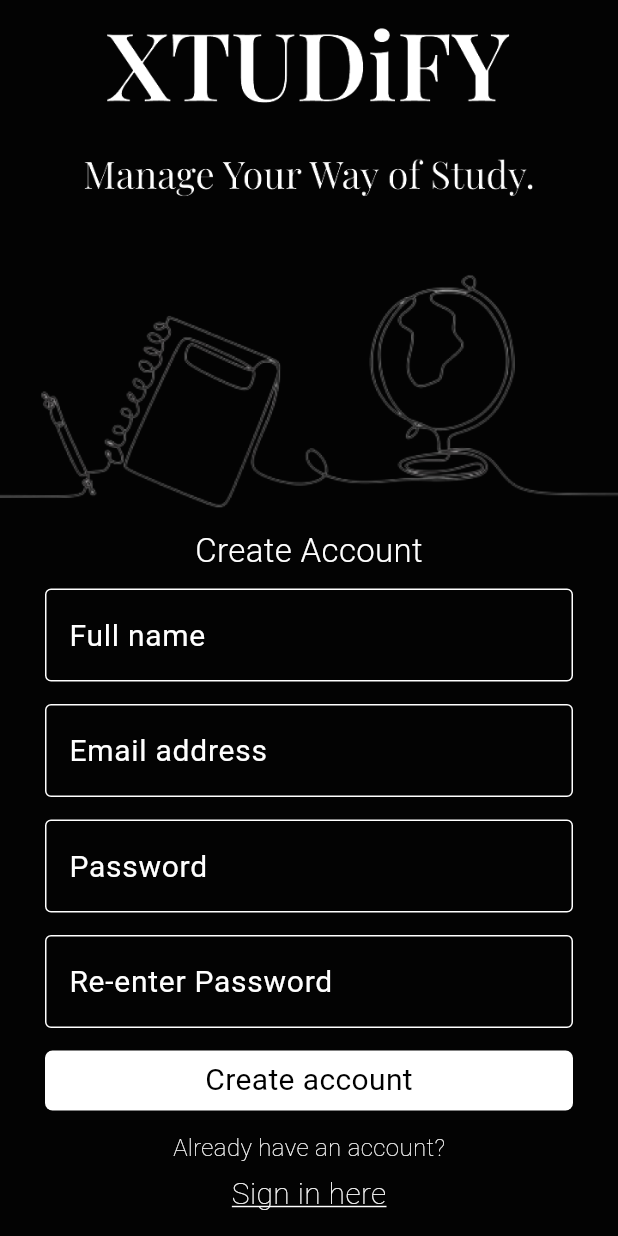
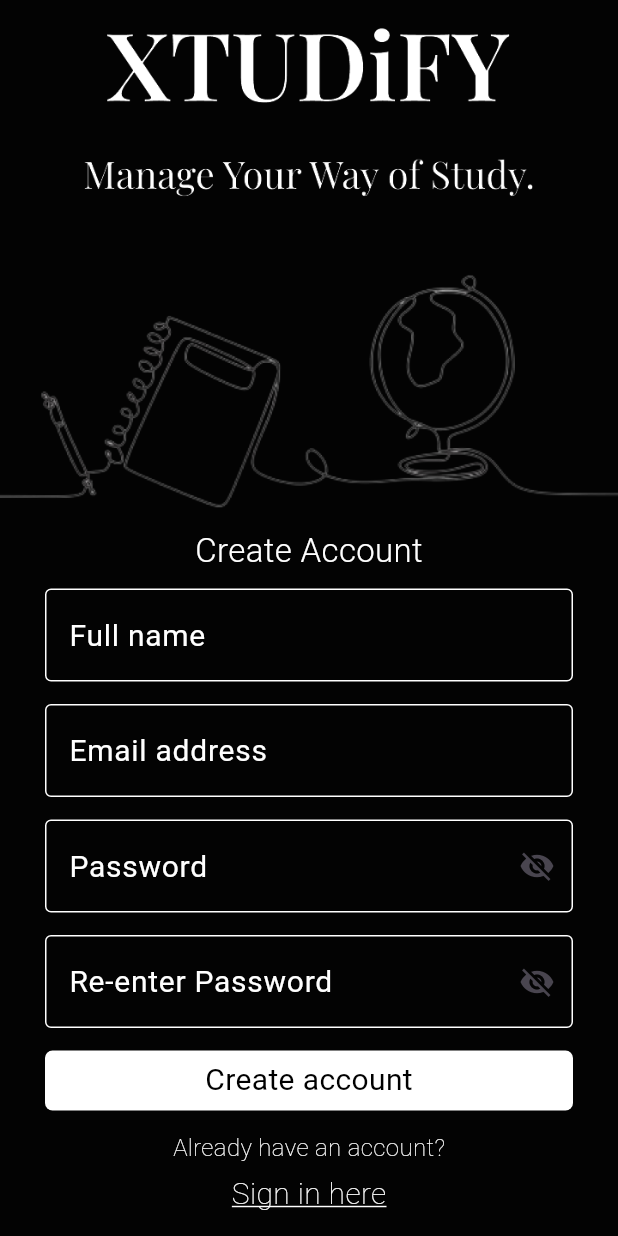
Before and after one commit to dhrisyapn/xtudify, a Flutter app: the screen it shows after launch, after a tap on "Get Started", on a phone screen of 412 x 824 dp. Run offline on Flutter 3.47's test engine with Material 3 defaults, Android fonts, the phone set to English and light mode, and no system bars; our stand-ins replace firebase_core; accounts and stored records are empty.

Commit message:
eye icon added

```diff
--- a/lib/login.dart
+++ b/lib/login.dart
@@ -9,6 +9,39 @@ class LoginPage extends StatefulWidget {
 }
 
 class _LoginPageState extends State<LoginPage> {
+  bool visible=false;//eye icon varan
+  var eyeicon=const Icon(Icons.visibility_off);
+  void toggleicon(){
+
+    setState(() {
+      visible=!visible;
+      if(!visible){
+        eyeicon=const Icon(Icons.visibility);
+    }
+    else{
+
+        eyeicon=const Icon(Icons.visibility_off);
+    }
+
+    });
+  }//eye icon varan
+  //eye icon function for renter password
+  bool visible1=false;//eye icon varan
+  var eyeicon1=const Icon(Icons.visibility_off);
+  void toggleicon1(){
+
+    setState(() {
+      visible1=!visible1;
+      if(!visible1){
+        eyeicon1=const Icon(Icons.visibility);
+    }
+    else{
+
+        eyeicon1=const Icon(Icons.visibility_off);
+    }
+
+    });
+  }//eye icon varan
   @override
   Widget build(BuildContext context) {
     return Scaffold(
@@ -20,8 +53,8 @@ class _LoginPageState extends State<LoginPage> {
             crossAxisAlignment: CrossAxisAlignment.center,
             children: [
               Image.asset('assets/hero.png'),
-              Padding(
-                padding: const EdgeInsets.only(bottom: 10),
+              const Padding(
+                padding: EdgeInsets.only(bottom: 10),
                 child: Text(
                 "Create Account",
                 style: TextStyle(
@@ -31,8 +64,8 @@ class _LoginPageState extends State<LoginPage> {
                 ),
                       ),
               ),
-               Padding(
-                 padding: const EdgeInsets.only(left: 30,right: 30,bottom: 15,top: 0),
+               const Padding(
+                 padding: EdgeInsets.only(left: 30,right: 30,bottom: 15,top: 0),
                  child: TextField(decoration: InputDecoration(hintText: 'Full name',hintStyle: TextStyle(color: Colors.white,fontSize: 20,),
                              enabledBorder: OutlineInputBorder(borderSide: BorderSide(color: Colors.white,width: 1)),
                              focusedBorder:  OutlineInputBorder(borderSide: BorderSide(color: Colors.white,width: 1))
@@ -40,8 +73,8 @@ class _LoginPageState extends State<LoginPage> {
                              style: TextStyle(color: Colors.white,fontSize: 20),
                              ),
                ),
-               Padding(
-                 padding: const EdgeInsets.only(left: 30,right: 30,top: 0,bottom: 15),
+               const Padding(
+                 padding: EdgeInsets.only(left: 30,right: 30,top: 0,bottom: 15),
                  child: TextField(decoration: InputDecoration(hintText: 'Email address',hintStyle: TextStyle(color: Colors.white,fontSize: 20,),
                                enabledBorder: OutlineInputBorder(borderSide: BorderSide(color: Colors.white,width: 1)),
                                focusedBorder:  OutlineInputBorder(borderSide: BorderSide(color: Colors.white,width: 1))
@@ -51,22 +84,26 @@ class _LoginPageState extends State<LoginPage> {
                ),
                Padding(
                  padding: const EdgeInsets.only(left: 30,right: 30,top: 0,bottom: 15),
-                 child: TextField(decoration: InputDecoration(hintText: 'Password',hintStyle: TextStyle(color: Colors.white,fontSize: 20,),
-                                 enabledBorder: OutlineInputBorder(borderSide: BorderSide(color: Colors.white,width: 1)),
-                                 focusedBorder:  OutlineInputBorder(borderSide: BorderSide(color: Colors.white,width: 1))
+                 child: TextField(decoration: InputDecoration(
+                  suffixIcon: IconButton(onPressed: toggleicon, icon: eyeicon),
+                  hintText: 'Password',hintStyle: const TextStyle(color: Colors.white,fontSize: 20,),
+                                 enabledBorder: const OutlineInputBorder(borderSide: BorderSide(color: Colors.white,width: 1)),
+                                 focusedBorder:  const OutlineInputBorder(borderSide: BorderSide(color: Colors.white,width: 1))
                                  ),
-                                 style: TextStyle(color: Colors.white,fontSize: 20),
-                                 obscureText: true,
+                                 style: const TextStyle(color: Colors.white,fontSize: 20),
+                                 obscureText: visible,
                                  ),
                ),
                Padding(
                  padding: const EdgeInsets.only(left: 30,right: 30,top: 0,bottom: 15),
-                 child: TextField(decoration: InputDecoration(hintText: 'Re-enter Password',hintStyle: TextStyle(color: Colors.white,fontSize: 20,),
-                                   enabledBorder: OutlineInputBorder(borderSide: BorderSide(color: Colors.white,width: 1)),
-                                   focusedBorder:  OutlineInputBorder(borderSide: BorderSide(color: Colors.white,width: 1))
+                 child: TextField(decoration: InputDecoration(
+                  suffixIcon: IconButton(onPressed: toggleicon1, icon: eyeicon1),
+                  hintText: 'Re-enter Password',hintStyle: const TextStyle(color: Colors.white,fontSize: 20,),
+                                   enabledBorder: const OutlineInputBorder(borderSide: BorderSide(color: Colors.white,width: 1)),
+                                   focusedBorder:  const OutlineInputBorder(borderSide: BorderSide(color: Colors.white,width: 1))
                                    ),
-                                   style: TextStyle(color: Colors.white,fontSize: 20),
-                                   obscureText: true,
+                                   style: const TextStyle(color: Colors.white,fontSize: 20),
+                                   obscureText: visible1,
                                    ),
                ),
 
@@ -79,7 +116,7 @@ class _LoginPageState extends State<LoginPage> {
                     borderRadius: BorderRadius.circular(5),
                     color: Colors.white
                   ),
-                  child: Center(
+                  child: const Center(
                     child: Text(
                       "Create account",
                       style: TextStyle(
@@ -91,8 +128,8 @@ class _LoginPageState extends State<LoginPage> {
 
                  ),
                ),
-               Padding(
-                 padding: const EdgeInsets.only(top: 13),
+               const Padding(
+                 padding: EdgeInsets.only(top: 13),
                  child: Text(
                   "Already have an account?",
                   style: TextStyle(
@@ -105,9 +142,9 @@ class _LoginPageState extends State<LoginPage> {
                  padding: const EdgeInsets.only(top: 5),
                  child: GestureDetector(
                   onTap: () {
-                     Navigator.pushReplacement(context, MaterialPageRoute(builder: (context)=>sigin()));
+                     Navigator.pushReplacement(context, MaterialPageRoute(builder: (context)=>const sigin()));
                   },
-                   child: Text(
+                   child: const Text(
                     "Sign in here",
                     style: TextStyle(
                       fontSize: 20,
--- a/lib/main.dart
+++ b/lib/main.dart
@@ -4,6 +4,7 @@ import 'package:xtudify2/GetStart.dart';
 import 'package:xtudify2/firebase_options.dart';
 
 Future<void> main() async {
+  WidgetsFlutterBinding.ensureInitialized();
   await Firebase.initializeApp(
     options: DefaultFirebaseOptions.currentPlatform,
 );
@@ -17,7 +18,7 @@ class MyApp extends StatelessWidget {
   @override
   Widget build(BuildContext context) {
     return MaterialApp(
-      title: 'Flutter Demo',
+      title: 'xtudify',
       theme: ThemeData(
 
         scaffoldBackgroundColor: Color(0xff030303),
```
